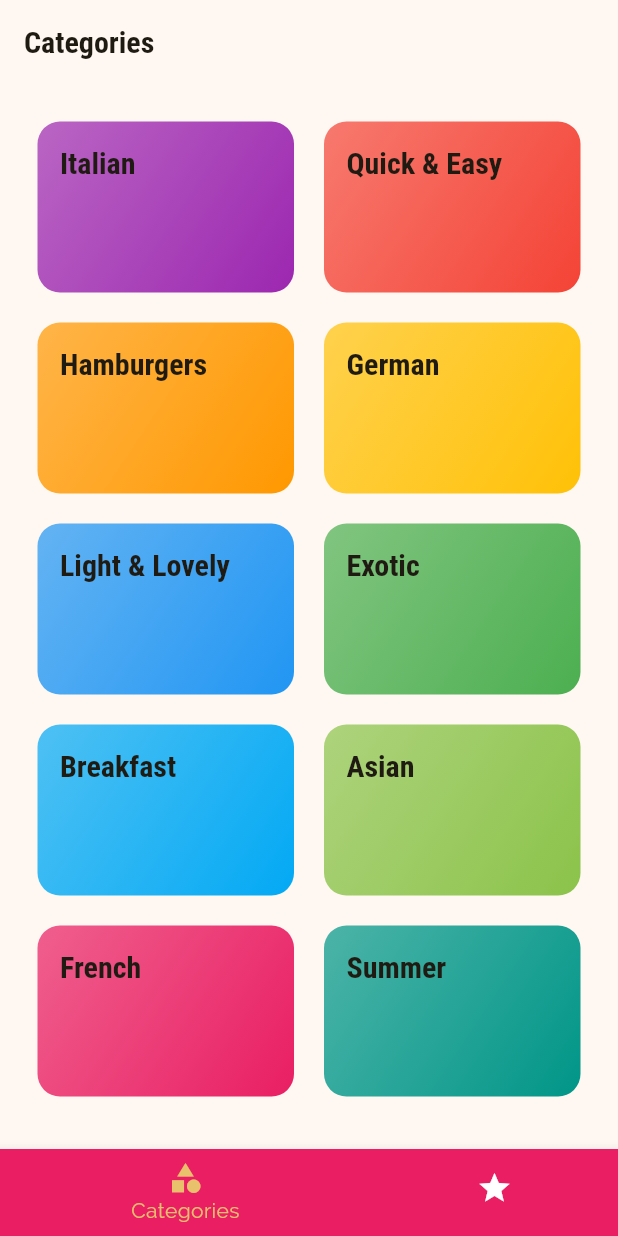
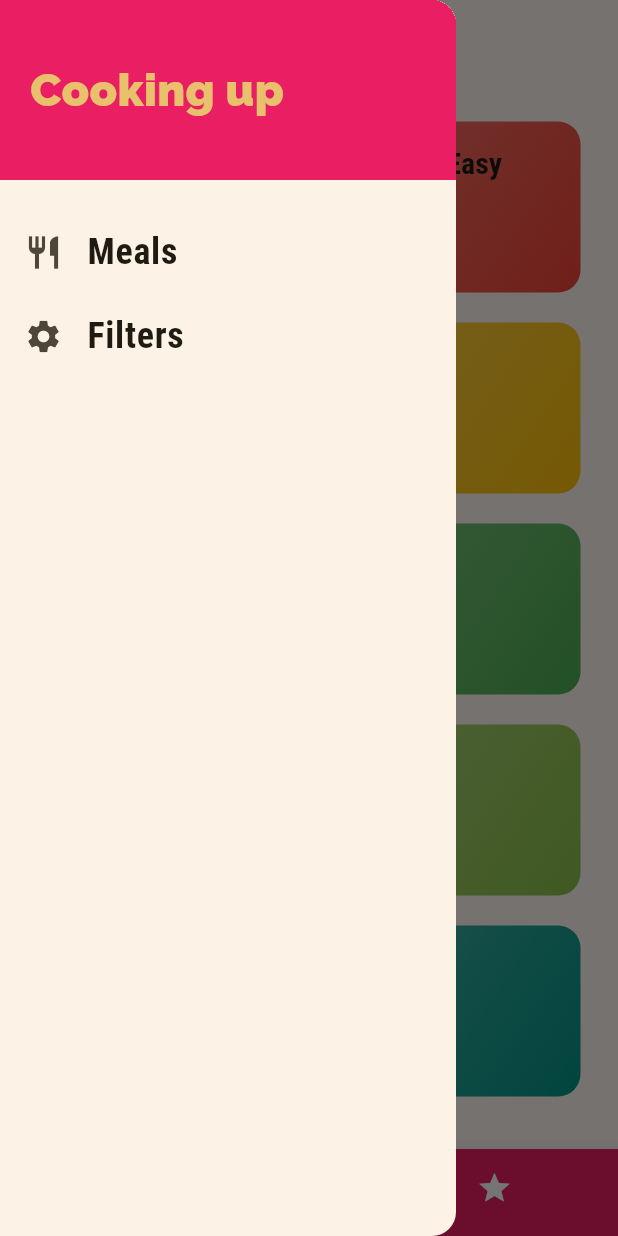
Before and after one commit to nelsonludo/cook_book_crossPlatform_application, a Flutter app: the screen it shows after launch, with the side drawer open (before the commit the screen has no drawer), on a phone screen of 412 x 824 dp. Run offline on Flutter 3.47's test engine with Material 3 defaults, Android fonts, the light colour scheme and no system bars.

Commit message:
appbar drawer added

```diff
--- a/lib/main.dart
+++ b/lib/main.dart
@@ -1,5 +1,6 @@
 import 'package:cook_book_application/screens/categories_screen.dart';
 import 'package:cook_book_application/screens/category_meals_screen.dart';
+import 'package:cook_book_application/screens/filters_screen.dart';
 import 'package:cook_book_application/screens/meal_detail_screen.dart';
 import 'package:cook_book_application/screens/tabs_screen.dart';
 import 'package:flutter/material.dart';
@@ -33,6 +34,7 @@
       routes: {
         CategoryMealsScreen.routeName: (ctx) => CategoryMealsScreen(),
         MealDetailScreen.routeName: (ctx) => MealDetailScreen(),
+        FiltersScreen.routeName: (ctx) => FiltersScreen()
       },
       onUnknownRoute: (settings) {
         print(settings.arguments);
--- /dev/null
+++ b/lib/screens/filters_screen.dart
@@ -0,0 +1,20 @@
+import 'package:cook_book_application/widgets/main_drawer.dart';
+import 'package:flutter/material.dart';
+
+class FiltersScreen extends StatelessWidget {
+  static const routeName = '/filters';
+  const FiltersScreen({super.key});
+
+  @override
+  Widget build(BuildContext context) {
+    return Scaffold(
+      appBar: AppBar(
+        title: Text('Filters'),
+      ),
+      drawer: MainDrawer(),
+      body: Center(
+        child: Text('Filters'),
+      ),
+    );
+  }
+}
--- a/lib/screens/tabs_screen.dart
+++ b/lib/screens/tabs_screen.dart
@@ -1,5 +1,6 @@
 import 'package:cook_book_application/screens/categories_screen.dart';
 import 'package:cook_book_application/screens/favorite_screen.dart';
+import 'package:cook_book_application/widgets/main_drawer.dart';
 import 'package:flutter/material.dart';
 
 class TabsScreen extends StatefulWidget {
@@ -32,6 +33,7 @@
       appBar: AppBar(
         title: Text(pageTitle),
       ),
+      drawer: MainDrawer(),
       body: pageBody,
       bottomNavigationBar: BottomNavigationBar(
         onTap: _selectPage,
--- /dev/null
+++ b/lib/widgets/main_drawer.dart
@@ -0,0 +1,57 @@
+import 'package:cook_book_application/screens/filters_screen.dart';
+import 'package:flutter/material.dart';
+
+class MainDrawer extends StatelessWidget {
+  const MainDrawer({super.key});
+
+  Widget buildListTile(
+      String title, IconData icon, void Function() tapHandler) {
+    return ListTile(
+      leading: Icon(
+        icon,
+        size: 26,
+      ),
+      title: Text(
+        title,
+        style: TextStyle(
+            fontFamily: 'RobotoCondensed',
+            fontSize: 24,
+            fontWeight: FontWeight.bold),
+      ),
+      onTap: tapHandler,
+    );
+  }
+
+  @override
+  Widget build(BuildContext context) {
+    return Drawer(
+      child: Column(
+        children: <Widget>[
+          Container(
+            height: 120,
+            width: double.infinity,
+            padding: EdgeInsets.all(20),
+            alignment: Alignment.centerLeft,
+            color: Theme.of(context).primaryColor,
+            child: Text(
+              'Cooking up',
+              style: TextStyle(
+                  fontWeight: FontWeight.w900,
+                  fontSize: 30,
+                  color: Theme.of(context).colorScheme.inversePrimary),
+            ),
+          ),
+          SizedBox(
+            height: 20,
+          ),
+          buildListTile('Meals', Icons.restaurant, () {
+            Navigator.of(context).pushReplacementNamed('/');
+          }),
+          buildListTile('Filters', Icons.settings, () {
+            Navigator.of(context).pushReplacementNamed(FiltersScreen.routeName);
+          }),
+        ],
+      ),
+    );
+  }
+}
```
